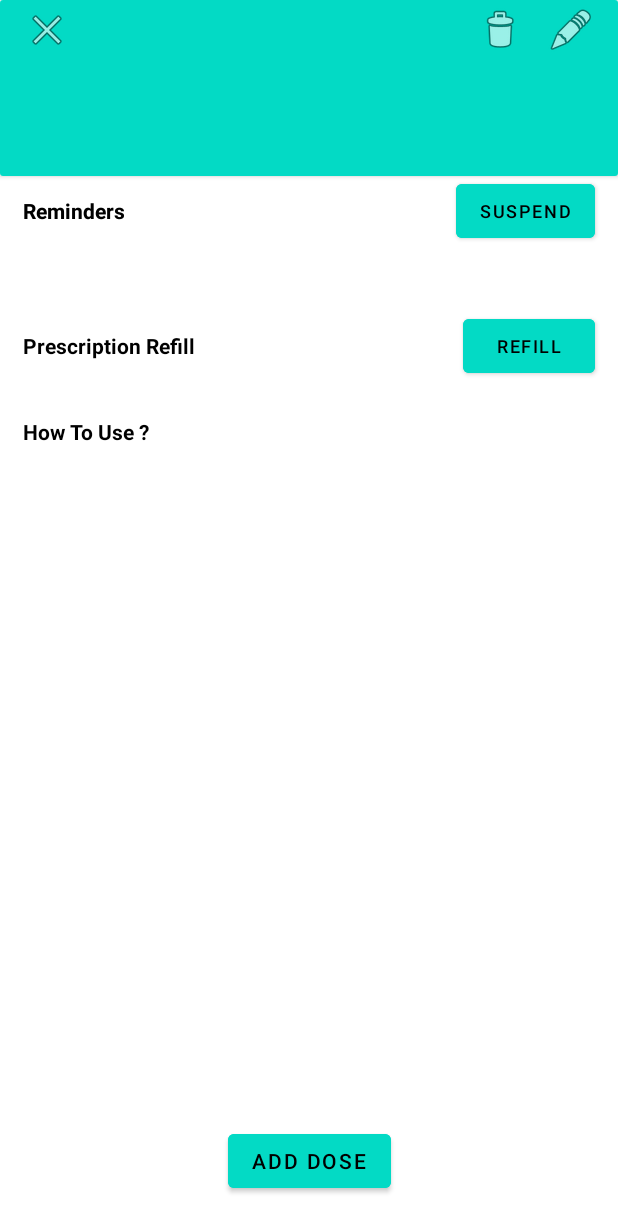
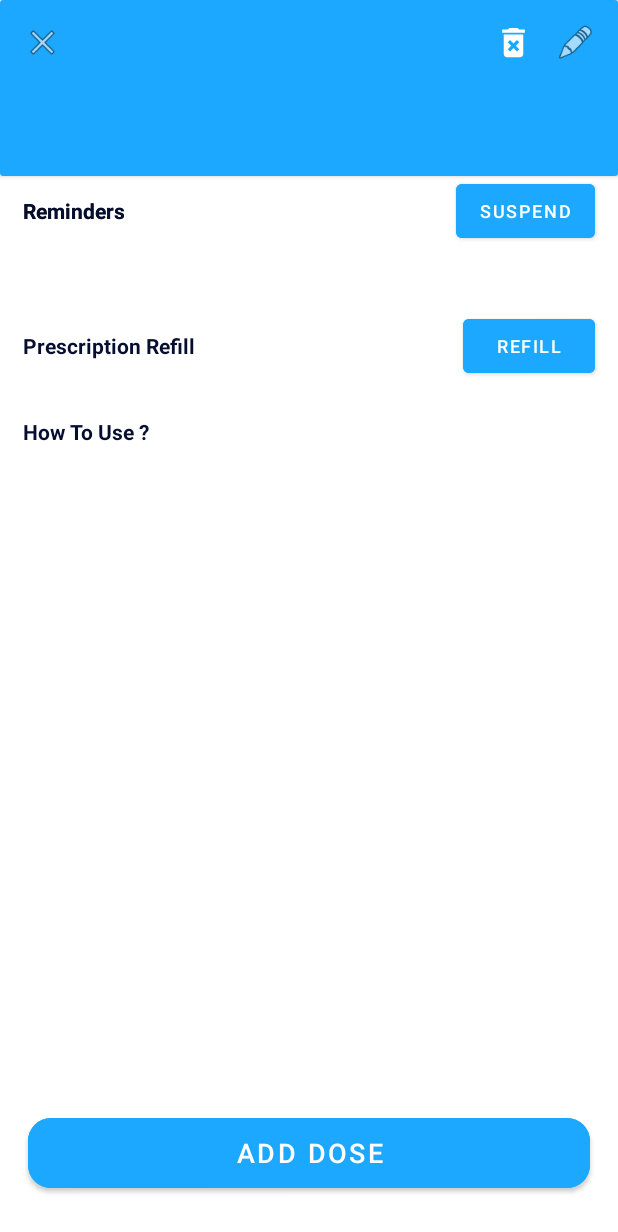
Before and after one commit to AhmedAbdallah125/Medical-Reminder, an Android app: the MedicationDrugDisplay screen opened directly, with no data from a screen before it, on a phone screen of 412 x 824 dp. Shown: the top 1232 px of the screen. Run offline under Robolectric (Android 15) with nearby library versions, the phone set to English and light mode, and no system bars; our stand-ins replace sdp/ssp sizes.

Commit message:
UI(MedicationDrugDisplay+MedicationDrugDisplayEdit)2

```diff
--- /dev/null
+++ b/app/src/main/res/drawable/ic_baseline_arrow_back_24.xml
@@ -0,0 +1,5 @@
+<vector android:height="24dp" android:tint="#FFFFFF"
+    android:viewportHeight="24" android:viewportWidth="24"
+    android:width="24dp" xmlns:android="http://schemas.android.com/apk/res/android">
+    <path android:fillColor="@android:color/white" android:pathData="M20,11H7.83l5.59,-5.59L12,4l-8,8 8,8 1.41,-1.41L7.83,13H20v-2z"/>
+</vector>
--- /dev/null
+++ b/app/src/main/res/drawable/ic_baseline_delete_forever_24.xml
@@ -0,0 +1,5 @@
+<vector android:height="24dp" android:tint="#FFFFFF"
+    android:viewportHeight="24" android:viewportWidth="24"
+    android:width="24dp" xmlns:android="http://schemas.android.com/apk/res/android">
+    <path android:fillColor="@android:color/white" android:pathData="M6,19c0,1.1 0.9,2 2,2h8c1.1,0 2,-0.9 2,-2L18,7L6,7v12zM8.46,11.88l1.41,-1.41L12,12.59l2.12,-2.12 1.41,1.41L13.41,14l2.12,2.12 -1.41,1.41L12,15.41l-2.12,2.12 -1.41,-1.41L10.59,14l-2.13,-2.12zM15.5,4l-1,-1h-5l-1,1L5,4v2h14L19,4z"/>
+</vector>
--- /dev/null
+++ b/app/src/main/res/drawable/ic_baseline_edit_24.xml
@@ -0,0 +1,5 @@
+<vector android:height="24dp" android:tint="#FFFFFF"
+    android:viewportHeight="24" android:viewportWidth="24"
+    android:width="24dp" xmlns:android="http://schemas.android.com/apk/res/android">
+    <path android:fillColor="@android:color/white" android:pathData="M3,17.25V21h3.75L17.81,9.94l-3.75,-3.75L3,17.25zM20.71,7.04c0.39,-0.39 0.39,-1.02 0,-1.41l-2.34,-2.34c-0.39,-0.39 -1.02,-0.39 -1.41,0l-1.83,1.83 3.75,3.75 1.83,-1.83z"/>
+</vector>
--- a/app/src/main/res/layout/activity_medication_drug_display.xml
+++ b/app/src/main/res/layout/activity_medication_drug_display.xml
@@ -17,14 +17,14 @@
         <androidx.constraintlayout.widget.ConstraintLayout
             android:layout_width="match_parent"
             android:layout_height="@dimen/_90sdp"
-            android:background="@color/teal_200">
+            android:background="@color/primaryColor">
 
             <ImageView
                 android:id="@+id/imageDrug"
                 android:layout_width="@dimen/_25sdp"
                 android:layout_height="@dimen/_35sdp"
                 android:layout_marginStart="@dimen/_12sdp"
-                android:layout_marginBottom="@dimen/_17sdp"
+                android:layout_marginBottom="@dimen/_12sdp"
                 android:contentDescription="@string/DrugPhoto"
                 app:layout_constraintBottom_toBottomOf="parent"
                 app:layout_constraintStart_toStartOf="parent"
@@ -35,7 +35,7 @@
                 android:layout_width="wrap_content"
                 android:layout_height="wrap_content"
                 android:layout_marginStart="@dimen/_8sdp"
-                android:textColor="#004D40"
+                android:textColor="@color/white"
                 app:layout_constraintStart_toEndOf="@+id/imageDrug"
                 app:layout_constraintTop_toTopOf="@+id/imageDrug"
                 tools:text="adol" />
@@ -44,45 +44,43 @@
                 android:id="@+id/txtDrugDose"
                 android:layout_width="wrap_content"
                 android:layout_height="wrap_content"
-                android:textColor="#004D40"
+                android:textColor="@color/white"
                 app:layout_constraintBottom_toBottomOf="@+id/imageDrug"
                 app:layout_constraintStart_toStartOf="@+id/txtDrugName"
                 tools:text="50 g" />
 
             <ImageView
                 android:id="@+id/imageBack"
-                android:layout_width="wrap_content"
-                android:layout_height="wrap_content"
-                android:layout_marginTop="4dp"
+                android:layout_width="@dimen/iconWidth"
+                android:layout_height="@dimen/iconHeight"
+                android:layout_marginTop="@dimen/_12sdp"
                 android:contentDescription="@string/backPhoto"
                 android:src="@android:drawable/ic_menu_close_clear_cancel"
                 app:layout_constraintStart_toStartOf="@+id/imageDrug"
                 app:layout_constraintTop_toTopOf="parent"
-                app:srcCompat="?attr/actionModeCloseDrawable" />
+                app:srcCompat="@drawable/ic_baseline_arrow_back_24" />
 
             <ImageView
                 android:id="@+id/imageDelete"
-                android:layout_width="wrap_content"
-                android:layout_height="wrap_content"
+                android:layout_width="@dimen/iconWidth"
+                android:layout_height="@dimen/iconHeight"
                 android:layout_marginEnd="@dimen/_12sdp"
                 android:contentDescription="@string/deletePhoto"
-                app:layout_constraintBottom_toBottomOf="@+id/imageBack"
                 app:layout_constraintEnd_toStartOf="@+id/imageEdit"
                 app:layout_constraintTop_toTopOf="@+id/imageBack"
-                app:srcCompat="@android:drawable/ic_menu_delete"
+                app:srcCompat="@drawable/ic_baseline_delete_forever_24"
                 tools:ignore="ImageContrastCheck" />
 
             <ImageView
                 android:id="@+id/imageEdit"
-                android:layout_width="wrap_content"
-                android:layout_height="wrap_content"
+                android:layout_width="@dimen/iconWidth"
+                android:layout_height="@dimen/iconHeight"
                 android:layout_marginEnd="@dimen/_12sdp"
                 android:contentDescription="@string/editPhoto"
                 android:src="@android:drawable/ic_menu_edit"
-                app:layout_constraintBottom_toBottomOf="@+id/imageDelete"
                 app:layout_constraintEnd_toEndOf="parent"
                 app:layout_constraintTop_toTopOf="@+id/imageDelete"
-                app:layout_constraintVertical_bias="0.0"
+                app:srcCompat="@drawable/ic_baseline_edit_24"
                 tools:ignore="ImageContrastCheck" />
         </androidx.constraintlayout.widget.ConstraintLayout>
 
@@ -90,13 +88,15 @@
 
     <Button
         android:id="@+id/btnAddDose"
-        android:layout_width="wrap_content"
-        android:layout_height="wrap_content"
+        android:layout_width="@dimen/buttonWidth"
+        android:layout_height="@dimen/buttonHeight"
         android:layout_marginBottom="@dimen/_20sdp"
-        android:backgroundTint="@color/teal_200"
+        android:backgroundTint="@color/primaryColor"
         android:backgroundTintMode="add"
         android:text="@string/btnAddDose"
-        android:textColor="#000000"
+        android:textColor="@color/white"
+        android:textSize="@dimen/buttonFontSize"
+        app:cornerRadius="@dimen/buttonCornerRadius"
         app:layout_constraintBottom_toBottomOf="parent"
         app:layout_constraintEnd_toEndOf="parent"
         app:layout_constraintHorizontal_bias="0.5"
@@ -107,9 +107,9 @@
         android:layout_width="0dp"
         android:layout_height="wrap_content"
         android:layout_marginEnd="@dimen/_12sdp"
-        android:backgroundTint="@color/teal_200"
+        android:backgroundTint="@color/primaryColor"
         android:text="@string/btnSuspend"
-        android:textColor="#000000"
+        android:textColor="@color/white"
         android:textSize="12sp"
         app:layout_constraintBottom_toBottomOf="@+id/textView1"
         app:layout_constraintEnd_toEndOf="parent"
@@ -121,9 +121,9 @@
         android:id="@+id/btnRefill"
         android:layout_width="0dp"
         android:layout_height="wrap_content"
-        android:backgroundTint="@color/teal_200"
+        android:backgroundTint="@color/primaryColor"
         android:text="@string/btnRefill"
-        android:textColor="#000000"
+        android:textColor="@color/white"
         android:textSize="12sp"
         app:layout_constraintBottom_toBottomOf="@+id/textView3"
         app:layout_constraintEnd_toEndOf="@+id/btnSuspend"
@@ -150,6 +150,7 @@
         android:layout_marginStart="@dimen/_12sdp"
         android:layout_marginTop="@dimen/_10sdp"
         android:text="@string/txtReminder"
+        android:textColor="@color/primaryText"
         android:textStyle="bold"
         app:layout_constraintStart_toStartOf="parent"
         app:layout_constraintTop_toBottomOf="@+id/cardView" />
@@ -160,7 +161,7 @@
         android:layout_height="wrap_content"
         android:layout_marginTop="@dimen/_10sdp"
         android:text="@string/txtPrescriptionRefill"
-        android:textColor="#000000"
+        android:textColor="@color/primaryText"
         android:textStyle="bold"
         app:layout_constraintStart_toStartOf="@+id/txtReminderDoseTime"
         app:layout_constraintTop_toBottomOf="@+id/txtReminderDoseTime" />
@@ -171,7 +172,7 @@
         android:layout_height="wrap_content"
         android:layout_marginTop="@dimen/_10sdp"
         android:text="@string/txtHowToUser"
-        android:textColor="#000000"
+        android:textColor="@color/primaryText"
         android:textStyle="bold"
         app:layout_constraintStart_toStartOf="@+id/txtPrescriptionRefill"
         app:layout_constraintTop_toBottomOf="@+id/txtPrescriptionRefill" />
--- a/app/src/main/res/values/colors.xml
+++ b/app/src/main/res/values/colors.xml
@@ -7,4 +7,8 @@
     <color name="teal_700">#FF018786</color>
     <color name="black">#FF000000</color>
     <color name="white">#FFFFFFFF</color>
+    <color name="primaryColor">#1ca8ff</color>
+    <color name="secondaryColor">#243475</color>
+    <color name="primaryText">#060e30</color>
+    <color name="grayBG">#f8f9fd</color>
 </resources>
--- /dev/null
+++ b/app/src/main/res/values/sizes.xml
@@ -0,0 +1,9 @@
+<?xml version="1.0" encoding="utf-8"?>
+<resources>
+    <dimen name="buttonWidth" >@dimen/_288sdp</dimen>
+    <dimen name="buttonHeight" >@dimen/_45sdp</dimen>
+    <dimen name="buttonFontSize" >18sp</dimen>
+    <dimen name="buttonCornerRadius" >@dimen/_12sdp</dimen>
+    <dimen name="iconWidth" >@dimen/_20sdp</dimen>
+    <dimen name="iconHeight" >@dimen/_20sdp</dimen>
+</resources>
```
Also changed, not shown: app/src/main/res/layout/activity_medication_drug_edit.xml (+28 -9 lines).
